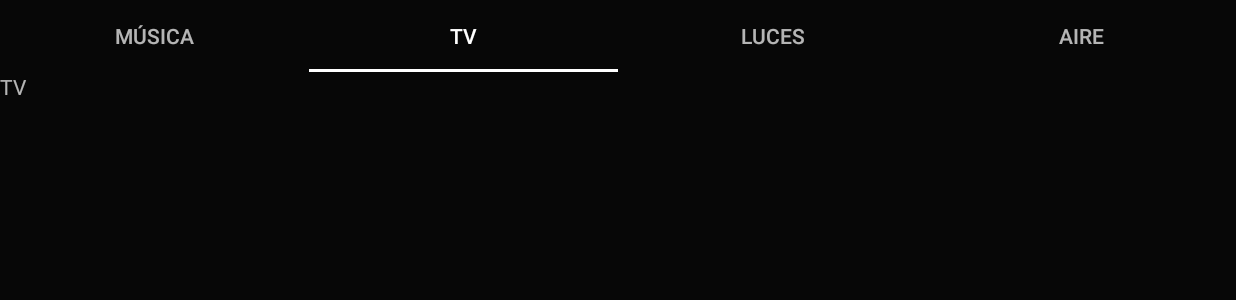
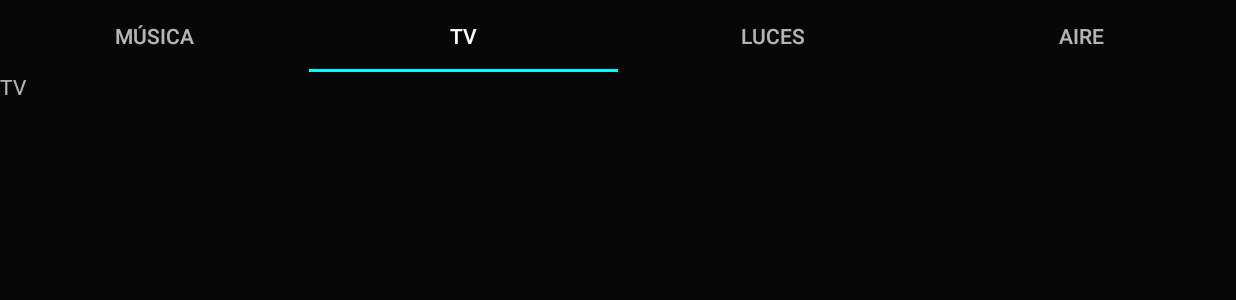
Before and after one commit to stupidusername/M3C, an Android app: the screen it shows after launch (MainActivity), tab 2 chosen, on a phone screen of 824 x 412 dp (held sideways). Shown: the top 300 px of the screen. Run offline under Robolectric (Android 15) with nearby library versions, the phone set to English and light mode, and no system bars.

Commit message:
added custom accent color support on music listview

```diff
--- a/app/src/main/java/bei/m3c/activities/MainActivity.java
+++ b/app/src/main/java/bei/m3c/activities/MainActivity.java
@@ -20,7 +20,7 @@ import java.util.List;
 
 public class MainActivity extends AppCompatActivity {
 
-    public static final int COLOR_ACCENT = 0xFFFFFFFF;
+    public static final int COLOR_ACCENT = 0xFF00FDFD;
 
     private TabLayout tabLayout;
     private ViewPager viewPager;
--- /dev/null
+++ b/app/src/main/java/bei/m3c/adapters/RadioAdapter.java
@@ -0,0 +1,65 @@
+package bei.m3c.adapters;
+
+import android.content.Context;
+import android.content.res.Resources;
+import android.graphics.drawable.ColorDrawable;
+import android.graphics.drawable.GradientDrawable;
+import android.graphics.drawable.StateListDrawable;
+import android.util.TypedValue;
+import android.view.LayoutInflater;
+import android.view.View;
+import android.view.ViewGroup;
+import android.widget.ArrayAdapter;
+import android.widget.TextView;
+
+import java.util.List;
+
+import bei.m3c.R;
+import bei.m3c.activities.MainActivity;
+import bei.m3c.models.Radio;
+
+public class RadioAdapter extends ArrayAdapter<Radio> {
+
+    public RadioAdapter(Context context, int textViewResourceId) {
+        super(context, textViewResourceId);
+    }
+
+    public RadioAdapter(Context context, int resource, List<Radio> items) {
+        super(context, resource, items);
+    }
+
+    @Override
+    public View getView(int position, View convertView, ViewGroup parent) {
+
+        View v = convertView;
+
+        if (v == null) {
+            LayoutInflater vi;
+            vi = LayoutInflater.from(getContext());
+            v = vi.inflate(R.layout.listview_row, null);
+            GradientDrawable shape = new GradientDrawable();
+            Resources r = getContext().getResources();
+            float px = TypedValue.applyDimension(TypedValue.COMPLEX_UNIT_DIP, 5, r.getDisplayMetrics());
+            shape.setCornerRadius(px);
+            px = TypedValue.applyDimension(TypedValue.COMPLEX_UNIT_DIP, 2, r.getDisplayMetrics());
+            shape.setStroke(Math.round(px), MainActivity.COLOR_ACCENT);
+            StateListDrawable stateList = new StateListDrawable();
+            stateList.addState(new int[]{android.R.attr.state_pressed}, shape);
+            stateList.addState(new int[]{}, shape);
+            v.setBackground(stateList);
+        }
+
+        Radio p = getItem(position);
+
+        if (p != null) {
+            TextView textView = (TextView) v.findViewById(R.id.listview_row_text);
+
+            if (textView != null) {
+                textView.setText(p.title);
+            }
+        }
+
+        return v;
+    }
+
+}
--- a/app/src/main/java/bei/m3c/fragments/MusicFragment.java
+++ b/app/src/main/java/bei/m3c/fragments/MusicFragment.java
@@ -6,12 +6,15 @@ import android.support.v4.app.Fragment;
 import android.view.LayoutInflater;
 import android.view.View;
 import android.view.ViewGroup;
-import android.widget.ArrayAdapter;
 import android.widget.ListView;
 import android.widget.SeekBar;
 
+import java.util.ArrayList;
+
 import bei.m3c.R;
 import bei.m3c.activities.MainActivity;
+import bei.m3c.adapters.RadioAdapter;
+import bei.m3c.models.Radio;
 
 /**
  * Music fragment
@@ -33,14 +36,25 @@ public class MusicFragment extends Fragment {
     public void onViewCreated(View view, Bundle savedInstanceState) {
         super.onViewCreated(view, savedInstanceState);
 
-        radiosListView = (ListView) view.findViewById(R.id.media_listview);
-        timeSeekbar = (SeekBar) view.findViewById(R.id.media_time_seekbar);
-        volumeSeekbar = (SeekBar) view.findViewById(R.id.media_volume_seekbar);
+        radiosListView = (ListView) view.findViewById(R.id.music_listview);
+        timeSeekbar = (SeekBar) view.findViewById(R.id.music_time_seekbar);
+        volumeSeekbar = (SeekBar) view.findViewById(R.id.music_volume_seekbar);
 
         // Load demo data to the radio list view
-        String[] radios = {"Rock", "Pop", "Electrónica", "Clásicos",
-                "Latino", "Reggae", "Baladas", "Jazz", "Hip-Hop", "Tango", "80s", "90s"};
-        ArrayAdapter<String> adapter = new ArrayAdapter<>(getContext(), android.R.layout.simple_list_item_1, radios);
+        ArrayList<Radio> radios = new ArrayList<>();
+        radios.add(new Radio(1, "Rock"));
+        radios.add(new Radio(1, "Pop"));
+        radios.add(new Radio(1, "Electrónica"));
+        radios.add(new Radio(1, "Clásicos"));
+        radios.add(new Radio(1, "Latino"));
+        radios.add(new Radio(1, "Reggae"));
+        radios.add(new Radio(1, "Baladas"));
+        radios.add(new Radio(1, "Jazz"));
+        radios.add(new Radio(1, "Hip-Hop"));
+        radios.add(new Radio(1, "Tango"));
+        radios.add(new Radio(1, "80s"));
+        radios.add(new Radio(1, "90s"));
+        RadioAdapter adapter = new RadioAdapter(getContext(), R.layout.listview_row, radios);
         radiosListView.setAdapter(adapter);
 
         timeSeekbar.setProgressTintList(ColorStateList.valueOf(MainActivity.COLOR_ACCENT));
--- a/app/src/main/java/bei/m3c/models/Radio.java
+++ b/app/src/main/java/bei/m3c/models/Radio.java
@@ -4,4 +4,9 @@ public class Radio {
 
     public int id;
     public String title;
+
+    public Radio (int id, String title) {
+        this.id = id;
+        this.title = title;
+    }
 }
--- /dev/null
+++ b/app/src/main/res/drawable/selector_rounded.xml
@@ -0,0 +1,5 @@
+<?xml version="1.0" encoding="utf-8"?>
+<selector xmlns:android="http://schemas.android.com/apk/res/android">
+    <item android:drawable="@drawable/shape_rounded" android:state_selected="true" />
+    <item android:drawable="@drawable/shape_rounded" />
+</selector>
--- /dev/null
+++ b/app/src/main/res/drawable/shape_rounded.xml
@@ -0,0 +1,5 @@
+<?xml version="1.0" encoding="UTF-8"?>
+<shape xmlns:android="http://schemas.android.com/apk/res/android">
+    <corners android:radius="5dp" />
+    <stroke android:color="@color/default_accent_color_dark" android:width="2dp"/>
+</shape>
--- a/app/src/main/res/values/colors.xml
+++ b/app/src/main/res/values/colors.xml
@@ -1,4 +1,6 @@
 <?xml version="1.0" encoding="utf-8"?>
 <resources>
     <color name="gray_dark">#070707</color>
+    <color name="default_accent_color">#00FDFD</color>
+    <color name="default_accent_color_dark">#007F7F</color>
 </resources>
--- a/app/src/main/res/values/strings.xml
+++ b/app/src/main/res/values/strings.xml
@@ -6,7 +6,7 @@
     <string name="lights_title">Luces</string>
     <string name="ac_title">Aire</string>
 
-    <!--Media-->
+    <!--Music-->
     <string name="artist">Artista</string>
     <string name="album">Álbum</string>
     <string name="song">Canción</string>
--- a/app/src/main/res/values/themes.xml
+++ b/app/src/main/res/values/themes.xml
@@ -2,5 +2,6 @@
 <resources>
     <style name="appTheme" parent="Theme.AppCompat.NoActionBar">
         <item name="android:colorBackground">@color/gray_dark</item>
+        <item name="colorAccent">@color/default_accent_color</item>
     </style>
 </resources>
```
Also changed, not shown: app/src/main/res/layout/fragment_music.xml (+17 -16 lines), app/src/main/res/layout/listview_row.xml (added, +13 -0 lines), app/src/main/res/values/styles.xml (+8 -0 lines).
